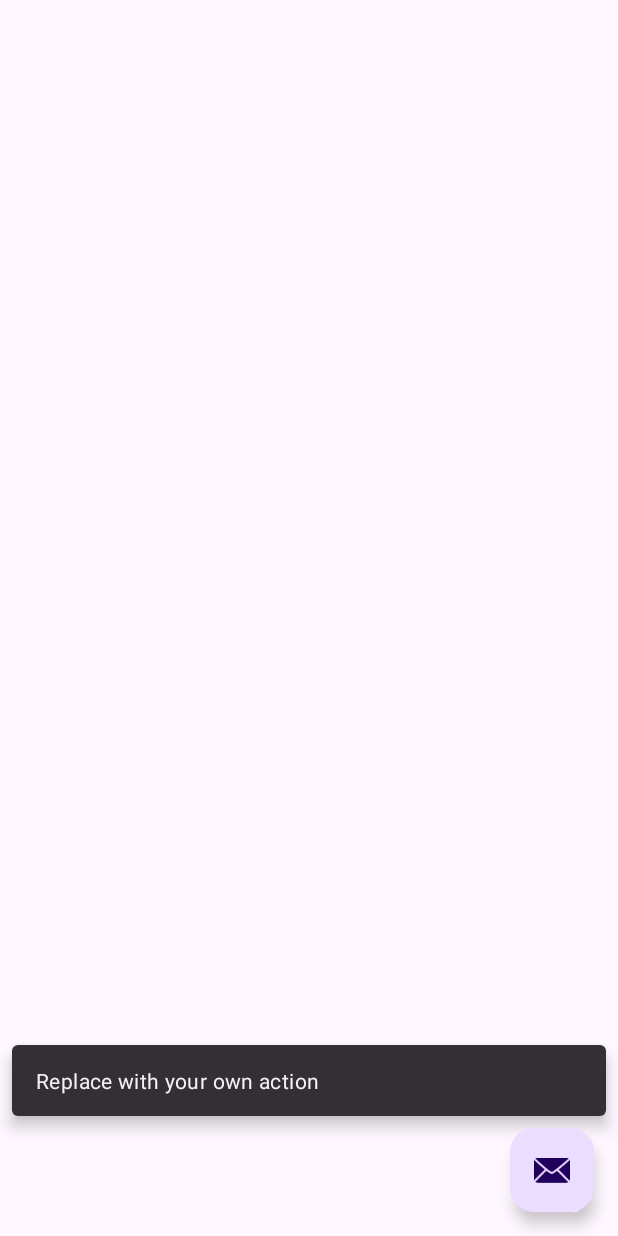
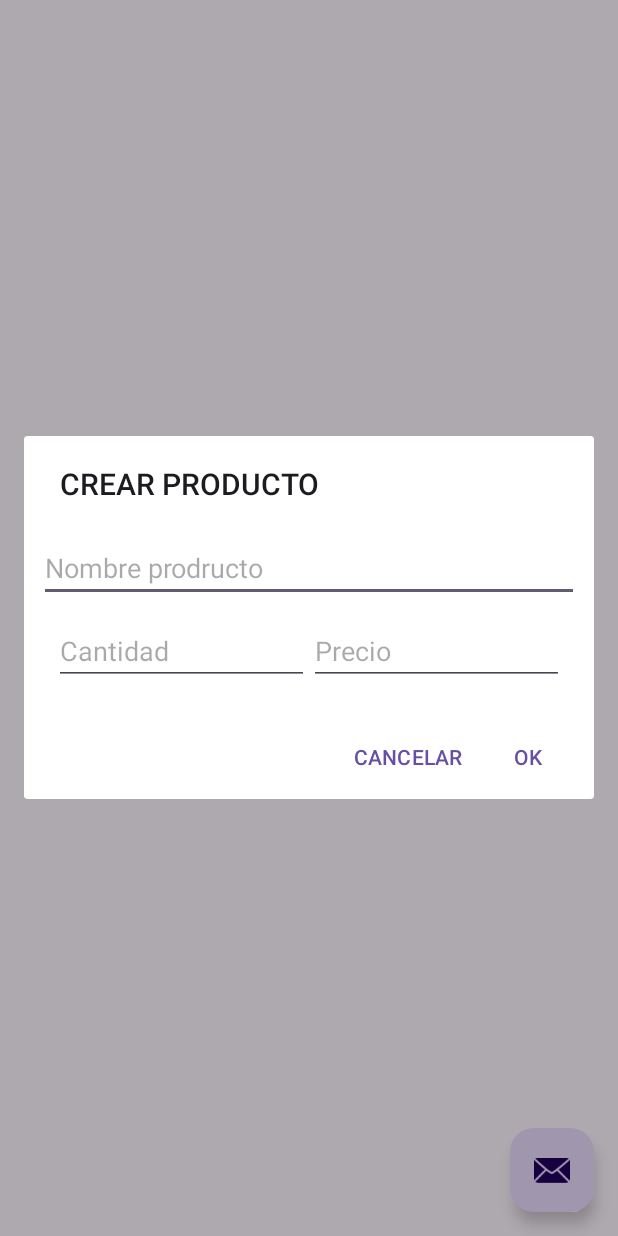
Before and after one commit to Sstiflee/listaCompraBD, an Android app: the screen it shows after launch (MainActivity), after a tap on an icon or button, on a phone screen of 412 x 824 dp. Run offline under Robolectric (Android 15) with nearby library versions, the phone set to English and light mode, and no system bars; libraries missing offline, so code that uses them is left out: com.j256.ormlite; 2 statements that could not run were skipped.

Commit message:
cruze BD

```diff
--- a/app/build.gradle.kts
+++ b/app/build.gradle.kts
@@ -8,7 +8,7 @@ android {
 
     defaultConfig {
         applicationId = "adrian.belarte.listacomprabd"
-        minSdk = 24
+        minSdk = 26
         targetSdk = 34
         versionCode = 1
         versionName = "1.0"
@@ -39,6 +39,7 @@ dependencies {
     implementation("androidx.appcompat:appcompat:1.6.1")
     implementation("com.google.android.material:material:1.11.0")
     implementation("androidx.constraintlayout:constraintlayout:2.1.4")
+    implementation("com.j256.ormlite:ormlite-android:6.1")
     testImplementation("junit:junit:4.13.2")
     androidTestImplementation("androidx.test.ext:junit:1.1.5")
     androidTestImplementation("androidx.test.espresso:espresso-core:3.5.1")
--- a/app/src/main/java/adrian/belarte/listacomprabd/MainActivity.java
+++ b/app/src/main/java/adrian/belarte/listacomprabd/MainActivity.java
@@ -1,20 +1,37 @@
 package adrian.belarte.listacomprabd;
 
+import android.content.DialogInterface;
 import android.os.Bundle;
 
-import com.google.android.material.snackbar.Snackbar;
+import com.j256.ormlite.dao.Dao;
 
+import androidx.appcompat.app.AlertDialog;
 import androidx.appcompat.app.AppCompatActivity;
+import androidx.recyclerview.widget.LinearLayoutManager;
+import androidx.recyclerview.widget.RecyclerView;
 
+import android.view.LayoutInflater;
 import android.view.View;
 
+import adrian.belarte.listacomprabd.configuaraciones.Configuracion;
 import adrian.belarte.listacomprabd.databinding.ActivityMainBinding;
+import adrian.belarte.listacomprabd.helpers.ProductHelper;
+import adrian.belarte.listacomprabd.modelos.ProductAdapter;
+import adrian.belarte.listacomprabd.modelos.Producto;
 
-import android.view.Menu;
-import android.view.MenuItem;
+import android.widget.EditText;
+import android.widget.Toast;
+
+import java.sql.SQLException;
+import java.util.ArrayList;
 
 public class MainActivity extends AppCompatActivity {
     private ActivityMainBinding binding;
+    private ArrayList<Producto> listaProductos;
+    private ProductAdapter adapter;
+    private RecyclerView.LayoutManager layoutManager;
+    private ProductHelper helper;
+    private Dao<Producto, Integer> daoProductos;
 
     @Override
     protected void onCreate(Bundle savedInstanceState) {
@@ -23,13 +40,74 @@ public class MainActivity extends AppCompatActivity {
         binding = ActivityMainBinding.inflate(getLayoutInflater());
         setContentView(binding.getRoot());
 
+        listaProductos = new ArrayList<>();
+
+        helper = new ProductHelper(this,Configuracion.BD_NAME,null,Configuracion.BD_VERSION);
+
+        adapter = new ProductAdapter(MainActivity.this, listaProductos, R.layout.product_view_holder);
+        layoutManager = new LinearLayoutManager(this);
+
+        if(helper != null){
+            try {
+                daoProductos = helper.getDaoProductos();
+                listaProductos.addAll(daoProductos.queryForAll());
+                adapter.notifyItemRangeInserted(0,listaProductos.size());
+            } catch (SQLException e) {
+                throw new RuntimeException(e);
+            }
+        }
+
+        binding.contentMain.contenedor.setAdapter(adapter);
+        binding.contentMain.contenedor.setLayoutManager(layoutManager);
+
         binding.fab.setOnClickListener(new View.OnClickListener() {
             @Override
             public void onClick(View view) {
-                Snackbar.make(view, "Replace with your own action", Snackbar.LENGTH_LONG)
-                        .setAnchorView(R.id.fab)
-                        .setAction("Action", null).show();
+                crearProducto().show(); //metodo para mostrar la ventana
             }
         });
     }
+
+    private AlertDialog crearProducto(){
+        AlertDialog.Builder builder = new AlertDialog.Builder(this);
+
+        builder.setTitle("CREAR PRODUCTO");
+        builder.setCancelable(false);
+
+        View productView = LayoutInflater.from(this).inflate(R.layout.product_view_model, null);
+        EditText txtNombre = productView.findViewById(R.id.txtNombreViewModel);
+        EditText txtCantidad = productView.findViewById(R.id.txtcantidadViewModel);
+        EditText txtPrecio = productView.findViewById(R.id.txtprecioViewModel);
+        builder.setView(productView);
+
+        builder.setNegativeButton("CANCELAR", null);
+        builder.setPositiveButton("OK", new DialogInterface.OnClickListener() {
+            @Override
+            public void onClick(DialogInterface dialog, int which) {
+                if(txtNombre.getText().toString().isEmpty() ||
+                        txtCantidad.getText().toString().isEmpty() ||
+                txtPrecio.getText().toString().isEmpty()){
+                    Toast.makeText(MainActivity.this, "Faltan datos", Toast.LENGTH_SHORT).show();
+                }else{
+                    Producto producto = new Producto(
+                            txtNombre.getText().toString(),
+                            Integer.parseInt(txtCantidad.getText().toString()),
+                            Float.parseFloat(txtPrecio.getText().toString())
+                    );
+                    listaProductos.add(producto);
+                    adapter.notifyItemInserted(listaProductos.size()-1);//importante(sino no se muestra)
+
+                    //guardar en la base de datos
+                    try {
+                        daoProductos.create(producto);
+                        int id = daoProductos.extractId(producto);
+                        producto.setId(id);
+                    } catch (SQLException e) {
+                        throw new RuntimeException(e);
+                    }
+                }
+            }
+        });
+        return builder.create();
+    }
 }
--- /dev/null
+++ b/app/src/main/java/adrian/belarte/listacomprabd/helpers/ProductHelper.java
@@ -0,0 +1,41 @@
+package adrian.belarte.listacomprabd.helpers;
+
+import android.content.Context;
+import android.database.sqlite.SQLiteDatabase;
+
+import com.j256.ormlite.android.apptools.OrmLiteSqliteOpenHelper;
+import com.j256.ormlite.dao.Dao;
+import com.j256.ormlite.support.ConnectionSource;
+import com.j256.ormlite.table.TableUtils;
+
+import java.sql.SQLException;
+
+import adrian.belarte.listacomprabd.modelos.Producto;
+
+public class ProductHelper extends OrmLiteSqliteOpenHelper {
+    private Dao<Producto, Integer> daoProductos;
+    public ProductHelper(Context context, String databaseName, SQLiteDatabase.CursorFactory factory, int databaseVersion) {
+        super(context, databaseName, factory, databaseVersion);
+    }
+
+    @Override
+    public void onCreate(SQLiteDatabase database, ConnectionSource connectionSource) {
+        try {
+            TableUtils.createTable(connectionSource, Producto.class);
+        } catch (SQLException e) {
+            throw new RuntimeException(e);
+        }
+    }
+
+    @Override
+    public void onUpgrade(SQLiteDatabase database, ConnectionSource connectionSource, int oldVersion, int newVersion) {
+
+    }
+
+    public Dao<Producto, Integer> getDaoProductos() throws SQLException {
+        if(daoProductos == null){
+            daoProductos = getDao(Producto.class);
+        }
+        return daoProductos;
+    }
+}
--- a/app/src/main/res/layout/product_view_model.xml
+++ b/app/src/main/res/layout/product_view_model.xml
@@ -5,17 +5,8 @@
     android:orientation="vertical"
     android:padding="10dp">
 
-    <TextView
-        android:id="@+id/textView"
-        android:layout_width="match_parent"
-        android:layout_height="wrap_content"
-        android:layout_marginTop="10dp"
-        android:gravity="center"
-        android:text="CREAR PRODUCTO"
-        android:textSize="20sp" />
-
     <EditText
-        android:id="@+id/productViewModel"
+        android:id="@+id/txtNombreViewModel"
         android:layout_width="match_parent"
         android:layout_height="wrap_content"
         android:layout_marginTop="10dp"
@@ -30,7 +21,7 @@
         android:padding="10dp">
 
         <EditText
-            android:id="@+id/cantidadViewModel"
+            android:id="@+id/txtcantidadViewModel"
             android:layout_width="wrap_content"
             android:layout_height="wrap_content"
             android:layout_weight="1"
@@ -39,7 +30,7 @@
             android:inputType="number" />
 
         <EditText
-            android:id="@+id/precioViewModel"
+            android:id="@+id/txtprecioViewModel"
             android:layout_width="wrap_content"
             android:layout_height="wrap_content"
             android:layout_weight="1"
```
Also changed, not shown: app/src/main/java/adrian/belarte/listacomprabd/adapters/ProductAdapter.java (added, +175 -0 lines), app/src/main/java/adrian/belarte/listacomprabd/configuaraciones/Configuracion.java (added, +10 -0 lines), app/src/main/java/adrian/belarte/listacomprabd/modelos/ProductAdapter.java (added, +134 -0 lines), app/src/main/java/adrian/belarte/listacomprabd/modelos/Producto.java (added, +80 -0 lines), app/src/main/res/layout/product_view_holder.xml (added, +69 -0 lines).
